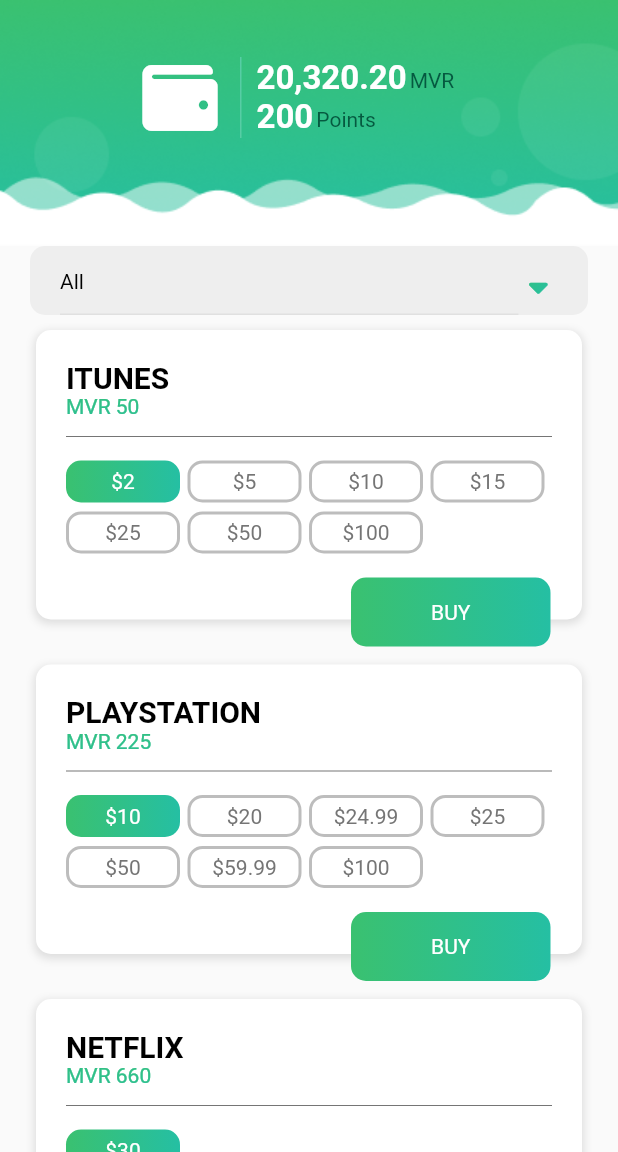
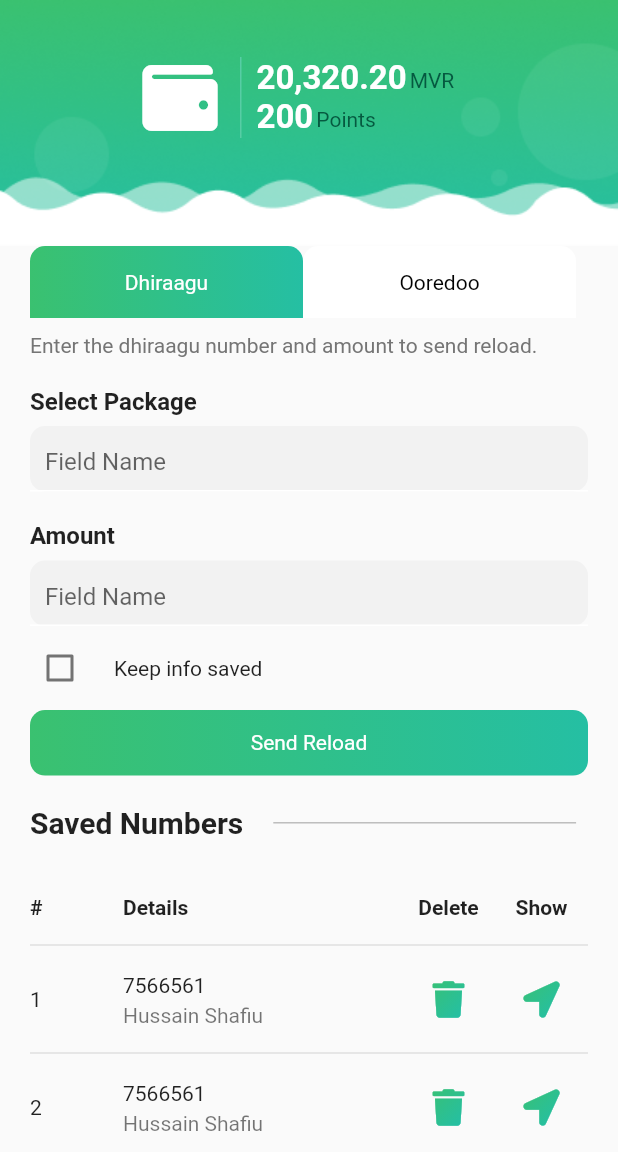
Before and after one commit to Usagi88/multi-service-flutter-application, a Flutter app: the screen it shows after launch, on a phone screen of 412 x 824 dp, the part 84-1236 px from its top. Run offline on Flutter 3.47's test engine with Material 2 defaults, Android fonts, the phone set to English and light mode, and no system bars; our stand-ins replace font_awesome_flutter.

Commit message:
Service details view

```diff
--- a/lib/main.dart
+++ b/lib/main.dart
@@ -8,11 +8,12 @@ import 'package:fpapp/views/profile_view.dart';
 import 'package:fpapp/views/register_view.dart';
 import 'package:fpapp/views/reset_password_view.dart';
 import 'package:fpapp/views/send_sms_view.dart';
+import 'package:fpapp/views/service_details_view.dart';
 import 'package:fpapp/views/services_view.dart';
 
 void main() {
 
   runApp(MaterialApp(
-      home: const GiftCardView()
+      home: const ServiceDetailsView()
   ));
 }
--- a/lib/views/gift_card_view.dart
+++ b/lib/views/gift_card_view.dart
@@ -2,12 +2,9 @@ import 'package:flutter/material.dart';
 import 'package:flutter/services.dart';
 import 'package:font_awesome_flutter/font_awesome_flutter.dart';
 import 'package:fpapp/widgets/banner_widget.dart';
-import 'package:fpapp/widgets/button_widget.dart';
-import 'package:fpapp/widgets/gift_card_button_widget.dart';
 import 'package:fpapp/widgets/gift_card_widget.dart';
 import 'package:fpapp/widgets/navbar_widget.dart';
 import 'package:fpapp/widgets/sidemenu_widget.dart';
-import 'dart:math' as math;
 
 
 
@@ -41,6 +38,15 @@ class _GiftCardViewState extends State<GiftCardView> {
 
   @override
   Widget build(BuildContext context) {
+    SystemChrome.setPreferredOrientations([
+      DeviceOrientation.portraitUp,
+      DeviceOrientation.portraitDown,
+    ]);
+    return _portraitModeOnly(context);
+
+  }
+  //portrait
+  Scaffold _portraitModeOnly(BuildContext context) {
     return Scaffold(
         appBar: Navbar(),
         drawer: SideMenu(),
--- a/lib/views/send_sms_view.dart
+++ b/lib/views/send_sms_view.dart
@@ -14,6 +14,16 @@ class SendSmsView extends StatelessWidget {
 
   @override
   Widget build(BuildContext context) {
+    SystemChrome.setPreferredOrientations([
+      DeviceOrientation.portraitUp,
+      DeviceOrientation.portraitDown,
+    ]);
+    return _portraitModeOnly(context);
+
+  }
+}
+//portrait
+Scaffold _portraitModeOnly(BuildContext context) {
   return Scaffold(
       appBar: Navbar(),
       drawer: SideMenu(),
@@ -315,8 +325,6 @@ class SendSmsView extends StatelessWidget {
       )
   );
 }
-}
-
 //class that makes icons have gradient.
 class GradientIcon extends StatelessWidget {
   GradientIcon(
--- /dev/null
+++ b/lib/views/service_details_view.dart
@@ -0,0 +1,381 @@
+import 'package:flutter/material.dart';
+import 'package:flutter/services.dart';
+import 'package:font_awesome_flutter/font_awesome_flutter.dart';
+import 'dart:math' as math;
+
+import 'package:fpapp/widgets/banner_widget.dart';
+import 'package:fpapp/widgets/button_widget.dart';
+import 'package:fpapp/widgets/navbar_widget.dart';
+import 'package:fpapp/widgets/sidemenu_widget.dart';
+import 'package:fpapp/widgets/textfield_number_widget.dart';
+import 'package:fpapp/widgets/textfield_text_widget.dart';
+
+
+class ServiceDetailsView extends StatefulWidget {
+  const ServiceDetailsView({Key? key}) : super(key: key);
+
+  @override
+  _ServiceDetailsViewState createState() => _ServiceDetailsViewState();
+}
+
+class _ServiceDetailsViewState extends State<ServiceDetailsView> {
+  @override
+  bool? _checked = false;
+  Widget build(BuildContext context) {
+    return _portraitModeOnly(context);
+  }
+
+  //portrait
+  Scaffold _portraitModeOnly(BuildContext context) {
+    return Scaffold(
+        appBar: Navbar(),
+        drawer: SideMenu(),
+        body: SafeArea(
+            child: SingleChildScrollView(
+                child: Column(
+                  children: [
+                    Stack(
+                        children: <Widget>[
+                          Container(
+                            height: 164,
+                            decoration: BoxDecoration(
+                              image: DecorationImage(
+                                image: AssetImage(
+                                    'assets/images/banner.png'),
+                                fit: BoxFit.fill,
+                              ),
+                            ),
+                          ),
+                          BannerWidget(
+                            bannerIcon: FontAwesomeIcons.wallet,
+                            bannerAmount: 20320.20,
+                            bannerPoints: 200,
+                          ),
+                        ]
+                    ),
+                    Padding(
+                      padding: const EdgeInsets.symmetric(horizontal:20.0),
+                      child: Row(
+                        children: [
+                          Container(
+                            alignment: Alignment.center,
+                            width: 182,
+                            height: 48,
+                            decoration: BoxDecoration(
+                              borderRadius: BorderRadius.only(
+                                topLeft: Radius.circular(10.0),
+                                topRight: Radius.circular(10.0),
+                              ),
+                              gradient: LinearGradient(
+                                colors: [
+                                  const Color(0xff3AC170),
+                                  const Color(0xff25BFA3),
+                                ],
+                              ),
+                            ),
+                            child: Text('Dhiraagu',style: TextStyle(fontSize: 14, fontWeight: FontWeight.w400, color: Colors.white),),
+                          ),
+                          Container(
+                            alignment: Alignment.center,
+                            width: 182,
+                            height: 48,
+                            decoration: BoxDecoration(
+                              borderRadius: BorderRadius.only(
+                                topLeft: Radius.circular(10.0),
+                                topRight: Radius.circular(10.0),
+                              ),
+
+                              gradient: LinearGradient(
+                                colors: [
+                                  const Color(0xffffffff),
+                                  const Color(0xffffffff),
+                                ],
+                              ),
+                            ),
+                            child: Text('Ooredoo',style: TextStyle(fontSize: 14, fontWeight: FontWeight.w400, color: Colors.black),),
+                          )
+                        ],
+                      ),
+                    ),
+                    SizedBox(
+                      height: 10,
+                    ),
+                    Padding(
+                      padding: const EdgeInsets.symmetric(horizontal: 20.0),
+                      child: Align(
+                          alignment: Alignment.centerLeft,
+                          child: Text('Enter the dhiraagu number and amount to send reload.',
+                            style: TextStyle(fontSize: 14, fontWeight: FontWeight.w400, color: Colors.grey.shade600),)
+                      ),
+                    ),
+                    SizedBox(
+                      height: 20,
+                    ),
+                    Padding(
+                      padding: const EdgeInsets.symmetric(horizontal: 20.0),
+                      child: Align( alignment: Alignment.centerLeft, child: Text('Select Package',style: TextStyle(fontSize: 16, fontWeight: FontWeight.w600),)),
+                    ),
+                    SizedBox(
+                      height: 7,
+                    ),
+                    Padding(
+                      padding: const EdgeInsets.symmetric(horizontal: 20.0),
+                      child: TextfieldTextWidget(
+                        hintText: 'Field Name',
+                      ),
+                    ),
+
+                    SizedBox(
+                      height: 20,
+                    ),
+                    Padding(
+                      padding: const EdgeInsets.symmetric(horizontal: 20.0),
+                      child: Align( alignment: Alignment.centerLeft, child: Text('Amount',style: TextStyle(fontSize: 16, fontWeight: FontWeight.w600),)),
+                    ),
+                    SizedBox(
+                      height: 7,
+                    ),
+                    Padding(
+                      padding: const EdgeInsets.symmetric(horizontal: 20.0),
+                      child: TextfieldNumberWidget(
+                        hintText: 'Field Name',
+                      ),
+                    ),
+                    Align(
+                      alignment: Alignment.centerLeft,
+                      child: Padding(
+                        padding: const EdgeInsets.symmetric(horizontal: 20.0),
+                        child: Container(
+                          width: 172,
+                          alignment: Alignment.centerLeft,
+                          child: CheckboxListTile(
+                            title: Text('Keep info saved', style: TextStyle(fontSize: 14, fontWeight: FontWeight.w400),),
+                            value: _checked,
+                            controlAffinity: ListTileControlAffinity.leading,
+                            activeColor: Color(0xff29bf9a),
+                            contentPadding: const EdgeInsets.all(0.0),
+                            onChanged: (bool? newValue) {
+                              setState(() {
+                                _checked = newValue;
+                                print(_checked);
+                              });
+                            },
+                          ),
+                        ),
+                      ),
+                    ),
+                    Padding(
+                      padding: const EdgeInsets.symmetric(horizontal: 20.0),
+                      child: ButtonWidget(
+                        buttonText: 'Send Reload',
+                      ),
+                    ),
+                    SizedBox(
+                      height: 20,
+                    ),
+                    Padding(
+                      padding: const EdgeInsets.symmetric(horizontal: 20.0),
+                      child: Row(
+                        children:[
+                          Text(
+                            'Saved Numbers',
+                            style: TextStyle(
+                                fontSize: 20,
+                                fontWeight: FontWeight.w700
+                            ),
+                          ),
+                          Padding(
+                            padding: const EdgeInsets.only(left: 20.0),
+                            child: Container(
+                              height: 1,
+                              width: MediaQuery.of(context).size.width * 0.49,
+                              color: Colors.grey.shade400,
+                            ),
+                          ),
+                        ],
+                      ),
+                    ),
+                    SizedBox(
+                      height: 20,
+                    ),
+                    Padding(
+                      padding: const EdgeInsets.symmetric(horizontal: 20.0),
+                      child: Container(
+                        child: Table(
+                          columnWidths: {
+                            0: FlexColumnWidth(2),
+                            1: FlexColumnWidth(6),
+                            2: FlexColumnWidth(2),
+                            3: FlexColumnWidth(2),
+                          },
+                          border: TableBorder(
+                            horizontalInside: BorderSide(
+                                width: 1, color: Colors.grey.shade300, style: BorderStyle.solid
+                            ),
+                            bottom: BorderSide(
+                                width: 1, color: Colors.grey.shade300, style: BorderStyle.solid
+                            )
+                          ),
+                          // textDirection: TextDirection.rtl,
+                          defaultVerticalAlignment: TableCellVerticalAlignment.middle,
+                          children: [
+                            TableRow(
+                                children: [
+                                  Container(
+                                    height: 50,
+                                    alignment: Alignment.centerLeft,
+                                    child: Text("#",style: TextStyle(fontSize: 14, fontWeight: FontWeight.w600),)
+                                  ),
+                                  Container(
+                                    alignment: Alignment.centerLeft,
+                                    child: Text("Details",style: TextStyle(fontSize: 14, fontWeight: FontWeight.w600),)
+                                  ),
+                                  Container(
+                                    alignment: Alignment.center,
+                                    child: Text("Delete",style: TextStyle(fontSize: 14, fontWeight: FontWeight.w600),)
+                                  ),
+                                  Container(
+                                    alignment: Alignment.center,
+                                    child: Text("Show",style: TextStyle(fontSize: 14, fontWeight: FontWeight.w600),)
+                                  ),
+                                ]
+                            ),
+                            TableRow(
+                                children: [
+                                  Container(
+                                    alignment: Alignment.centerLeft,
+                                    child: Text("1",style: TextStyle(fontSize: 14, fontWeight: FontWeight.w400),)
+                                  ),
+                                  Container(
+                                    alignment: Alignment.centerLeft,
+                                    child: ListTile(
+                                      contentPadding: EdgeInsets.all(0.0),
+                                      title: Text("7566561",style: TextStyle(fontSize: 14, fontWeight: FontWeight.w400),),
+                                      subtitle: Text("Hussain Shafiu",style: TextStyle(fontSize: 14, fontWeight: FontWeight.w400),),
+                                    ),
+                                  ),
+                                  Container(
+                                    alignment: Alignment.center,
+                                    child: GradientIcon(
+                                      FontAwesomeIcons.trash,
+                                      24.0,
+                                      LinearGradient(
+                                        colors: <Color>[
+                                          Color(0xff3AC170),
+                                          Color(0xff25BFA3),
+                                        ],
+                                        begin: Alignment.topLeft,
+                                        end: Alignment.bottomRight,
+                                      ),
+                                    ),
+                                  ),
+                                  Container(
+                                    alignment: Alignment.center,
+                                    child: GradientIcon(
+                                      FontAwesomeIcons.locationArrow,
+                                      24.0,
+                                      LinearGradient(
+                                        colors: <Color>[
+                                          Color(0xff3AC170),
+                                          Color(0xff25BFA3),
+                                        ],
+                                        begin: Alignment.topLeft,
+                                        end: Alignment.bottomRight,
+                                      ),
+                                    ),
+                                  ),
+                                ]
+                            ),
+
+                            TableRow(
+                                children: [
+                                  Container(
+                                      alignment: Alignment.centerLeft,
+                                      child: Text("2",style: TextStyle(fontSize: 14, fontWeight: FontWeight.w400),)
+                                  ),
+                                  Container(
+                                    alignment: Alignment.centerLeft,
+                                    child: ListTile(
+                                      contentPadding: EdgeInsets.all(0.0),
+                                      title: Text("7566561",style: TextStyle(fontSize: 14, fontWeight: FontWeight.w400),),
+                                      subtitle: Text("Hussain Shafiu",style: TextStyle(fontSize: 14, fontWeight: FontWeight.w400),),
+                                    ),
+                                  ),
+                                  Container(
+                                    alignment: Alignment.center,
+                                    child: GradientIcon(
+                                      FontAwesomeIcons.trash,
+                                      24.0,
+                                      LinearGradient(
+                                        colors: <Color>[
+                                          Color(0xff3AC170),
+                                          Color(0xff25BFA3),
+                                        ],
+                                        begin: Alignment.topLeft,
+                                        end: Alignment.bottomRight,
+                                      ),
+                                    ),
+                                  ),
+                                  Container(
+                                    alignment: Alignment.center,
+                                    child: GradientIcon(
+                                      FontAwesomeIcons.locationArrow,
+                                      24.0,
+                                      LinearGradient(
+                                        colors: <Color>[
+                                          Color(0xff3AC170),
+                                          Color(0xff25BFA3),
+                                        ],
+                                        begin: Alignment.topLeft,
+                                        end: Alignment.bottomRight,
+                                      ),
+                                    ),
+                                  ),
+                                ]
+                            ),
+                          ],
+                        )
+                      ),
+                    ),
+                    SizedBox(
+                      height: 20,
+                    ),
+                  ],
+                )
+            )
+        )
+    );
+  }
+}
+
+//class that makes icons have gradient
+class GradientIcon extends StatelessWidget {
+  GradientIcon(
+      this.icon,
+      this.size,
+      this.gradient,
+      );
+
+  final IconData icon;
+  final double size;
+  final Gradient gradient;
+
+  @override
+  Widget build(BuildContext context) {
+    return ShaderMask(
+      child: SizedBox(
+        width: size * 1.2,
+        height: size * 1.2,
+        child: Icon(
+          icon,
+          size: size,
+          color: Colors.white,
+        ),
+      ),
+      shaderCallback: (Rect bounds) {
+        final Rect rect = Rect.fromLTRB(0, 0, size, size);
+        return gradient.createShader(rect);
+      },
+    );
+  }
+}
--- a/lib/widgets/sidemenu_widget.dart
+++ b/lib/widgets/sidemenu_widget.dart
@@ -347,7 +347,7 @@ class SideMenu extends StatelessWidget with PreferredSizeWidget{
   // TODO: implement preferredSize
   Size get preferredSize => Size.fromHeight(kToolbarHeight);
 }
-//class that makes icons have gradient. Used in sidemenu
+//class that makes icons have gradient
 class GradientIcon extends StatelessWidget {
   GradientIcon(
       this.icon,
```
Lines whose indentation alone changed are shown as unchanged.
